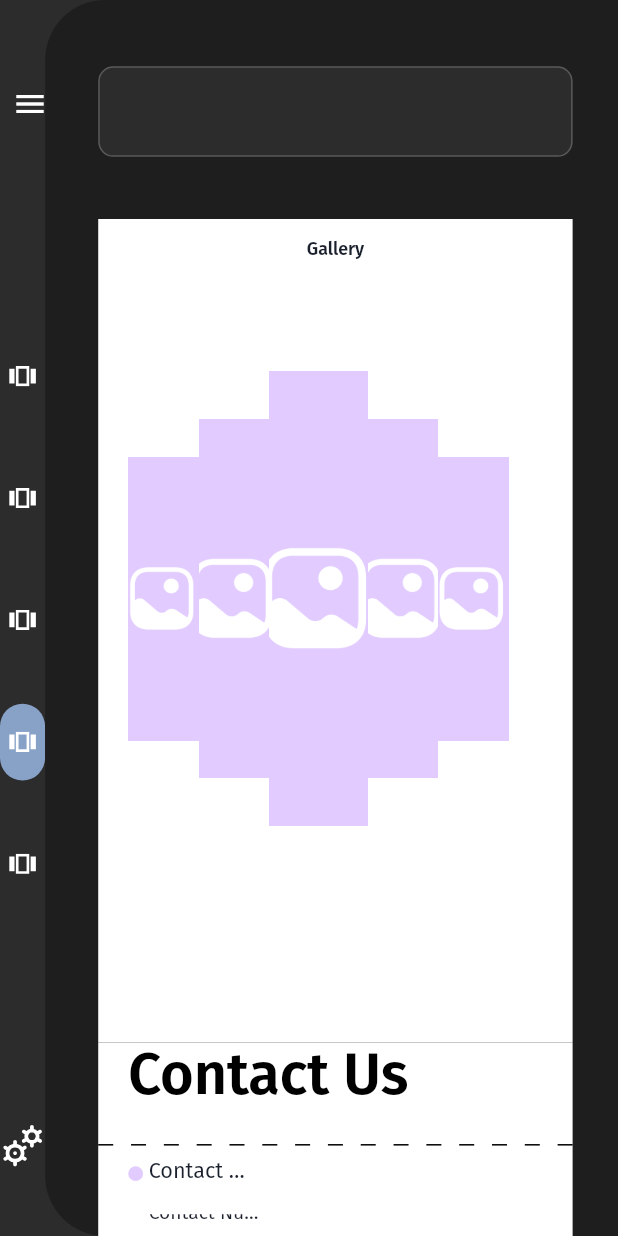
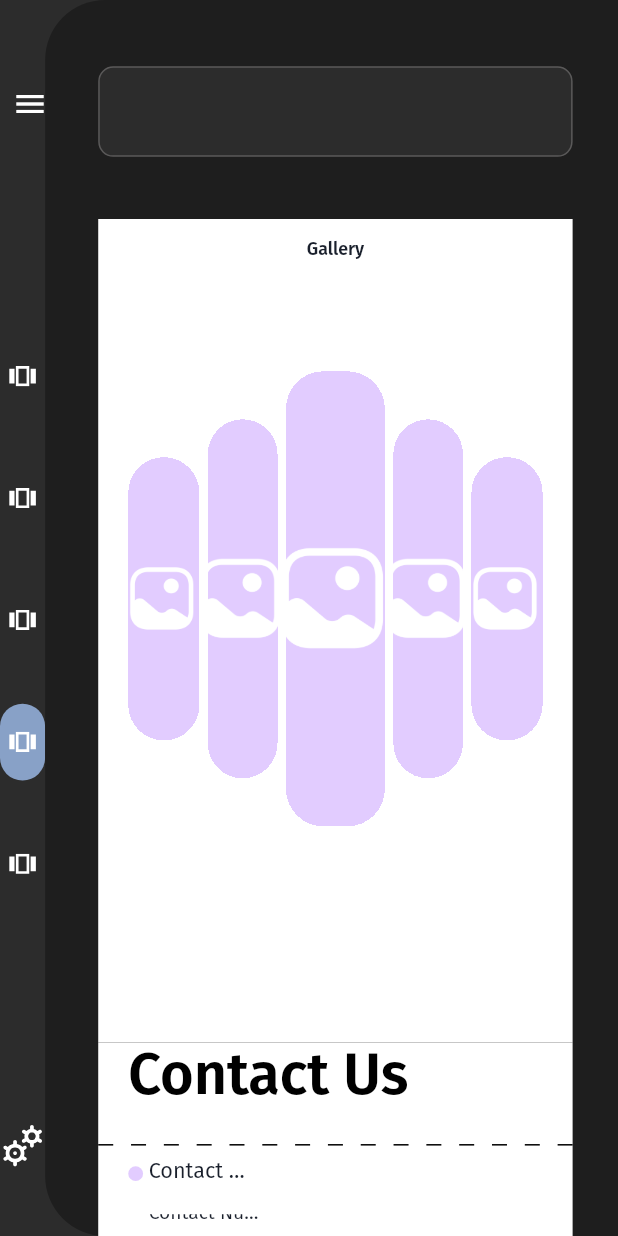
Before and after one commit to aman-netizen-ux/HackCraft, a Flutter app: the DefaultEditPortal screen opened by its route, scrolled down 1728 dp, on a phone screen of 412 x 824 dp. Run offline on Flutter 3.47's test engine with Material 2 defaults, Android fonts, the phone set to English and light mode, and no system bars; our stand-ins replace dotted_border, firebase_auth, firebase_core, flutter_colorpicker, flutter_dotenv, flutter_form_builder and 4 more; missing offline and left inert: dart:js_interop, flutter_font_picker; accounts and stored records are empty; network calls fail; project files that could hold a hidden picture were left out.

Commit message:
Fixed the UI problem of gallery section.

```diff
--- a/lib/state/galleryProvider.dart
+++ b/lib/state/galleryProvider.dart
@@ -8,8 +8,8 @@ class GalleryProvider with ChangeNotifier{
     'assets/images/defaultTemplate/GalleryImage.png',
     'assets/images/defaultTemplate/GalleryImage.png',
     'assets/images/defaultTemplate/GalleryImage.png',
-     'assets/images/defaultTemplate/GalleryImage.png',
-      'assets/images/defaultTemplate/GalleryImage.png'
+    'assets/images/defaultTemplate/GalleryImage.png',
+    'assets/images/defaultTemplate/GalleryImage.png'
   ];
 
   List<String> get galleryImages => _galleryImages;
--- a/lib/views/Screens/DefaultEditPortal/Desktop/Sections/Canvas/default_gallerySection.dart
+++ b/lib/views/Screens/DefaultEditPortal/Desktop/Sections/Canvas/default_gallerySection.dart
@@ -10,7 +10,8 @@ import 'package:provider/provider.dart';
 class DefaultEditGallerySection extends StatelessWidget {
   final double containerHeight;
   final double containerWidth;
-  const DefaultEditGallerySection({super.key, required this.containerHeight, required this.containerWidth});
+  const DefaultEditGallerySection(
+      {super.key, required this.containerHeight, required this.containerWidth});
 
   @override
   Widget build(BuildContext context) {
@@ -40,13 +41,10 @@ class DefaultEditGallerySection extends StatelessWidget {
           SizedBox(height: defaultEditScaleHeight(containerHeight, 94)),
 
           //From here, the images will be shown in the list view using the list made in the gallery provider.
-          SizedBox(
-            height: defaultEditScaleHeight(containerHeight, 379),
-            child: ListView.builder(
-              //The list view isn't scrollable, but the axis it'll be on is horizontal.
-              scrollDirection: Axis.horizontal,
-              itemCount: galleryProvider.galleryImages.length,
-              itemBuilder: (context, index) {
+          Row(
+              mainAxisAlignment: MainAxisAlignment.spaceBetween,
+              children:
+                  List.generate(galleryProvider.galleryImages.length, (index) {
                 //length of the image list present in the provider
                 int imagesLength = galleryProvider.galleryImages.length;
                 //These cardWidth and cardHeight variables are created in order
@@ -127,35 +125,21 @@ class DefaultEditGallerySection extends StatelessWidget {
                     }
                   }
                 }
-
-                return
-                    // Container(
-                    //   // width: cardWidth,
-                    //   // height : cardHeight,
-                    //   margin: EdgeInsets.all(8.0),
-                    //   decoration: BoxDecoration(
-
-                    //     image: DecorationImage(image: AssetImage(galleryProvider.galleryImages[index]), fit: BoxFit.cover, scale : cardWidth/cardHeight),
-                    //     borderRadius: BorderRadius.circular(25),
-                    //   ),
-                    //child:
-                    Center(
-                  child: Wrap(
-                    spacing: 20,
-                    runSpacing: 20,
-                    children:[ Image.asset(
+                return Container(
+                  height: cardHeight,
+                  clipBehavior: Clip.hardEdge,
+                  alignment: Alignment.center,
+                  decoration: BoxDecoration(
+                    borderRadius: BorderRadius.circular(25),
+                  ),
+                  child: Image.asset(
                     galleryProvider.galleryImages[index],
                     fit: BoxFit.cover,
                     height: cardHeight,
                     width: cardWidth,
                   ),
-                    ]
-                  ),
                 );
-                //);
-              },
-            ),
-          ),
+              })),
         ],
       ),
     );
```
Also changed, not shown: lib/views/Screens/DefaultTemplate/Desktop/Sections/gallerySection.dart (+13 -26 lines). Lines whose indentation alone changed are shown as unchanged.
